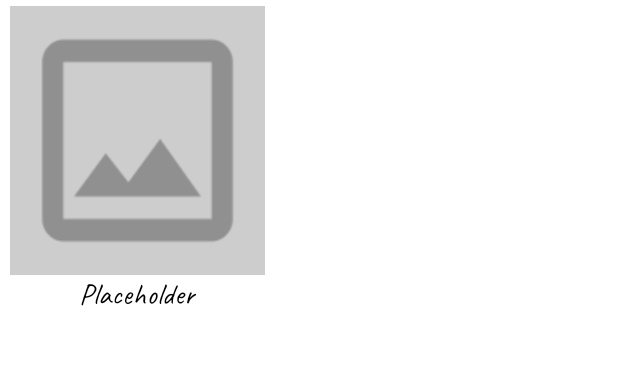
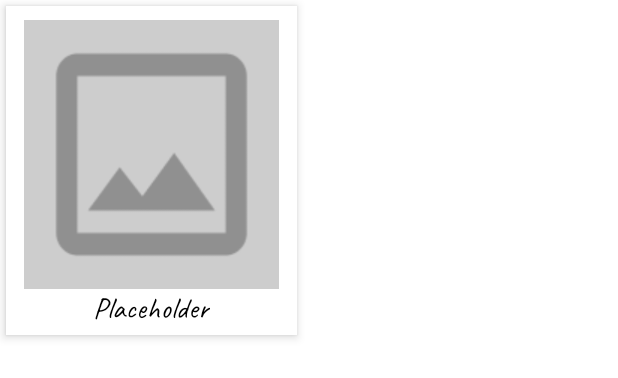
Before and after one commit to Fearthepencil/Android, an Android app: the layout item_favorites.xml on its own in the app's theme, with its tools: preview values and no code run, on a phone screen of 412 x 824 dp. Shown: the top 378 px of the screen. Run offline under Robolectric (Android 15) with nearby library versions, the phone set to English and light mode, and no system bars; network calls fail.

Commit message:
Beautify items

```diff
--- a/app/src/main/res/layout/item_favorites.xml
+++ b/app/src/main/res/layout/item_favorites.xml
@@ -2,7 +2,11 @@
 <androidx.constraintlayout.widget.ConstraintLayout xmlns:android="http://schemas.android.com/apk/res/android"
     android:layout_width="wrap_content"
     android:layout_height="wrap_content"
-    xmlns:app="http://schemas.android.com/apk/res-auto">
+    xmlns:app="http://schemas.android.com/apk/res-auto"
+    android:layout_margin="4dp"
+    android:background="@color/white"
+    android:elevation="4dp"
+    android:padding="5dp">
 
     <ImageView
         android:id="@+id/favoritesImage"
```
